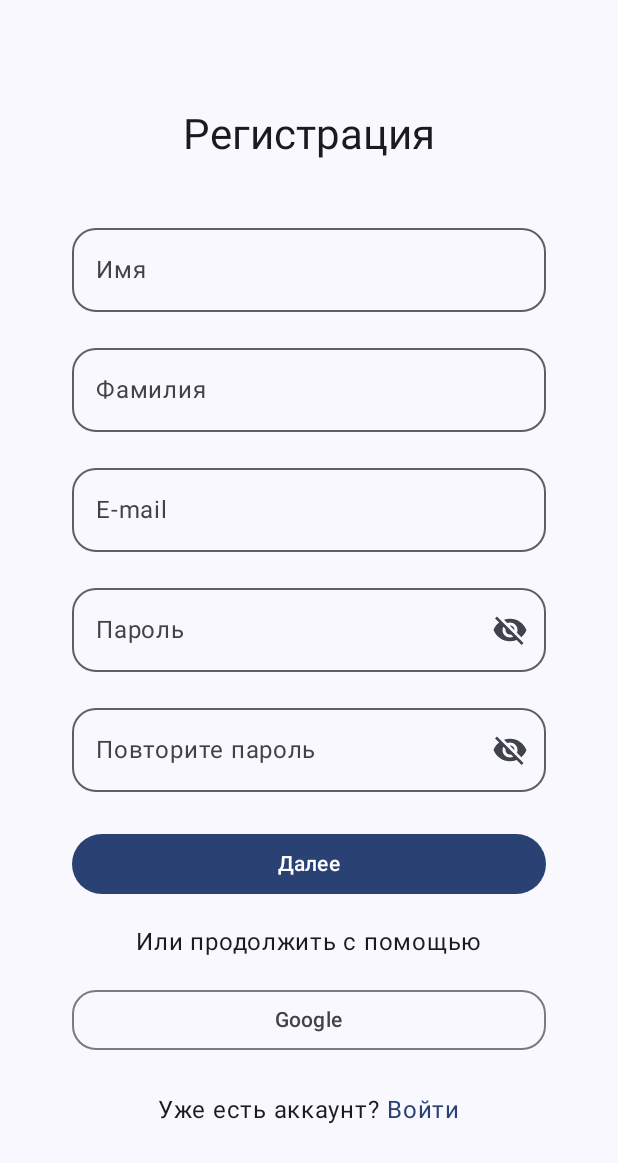
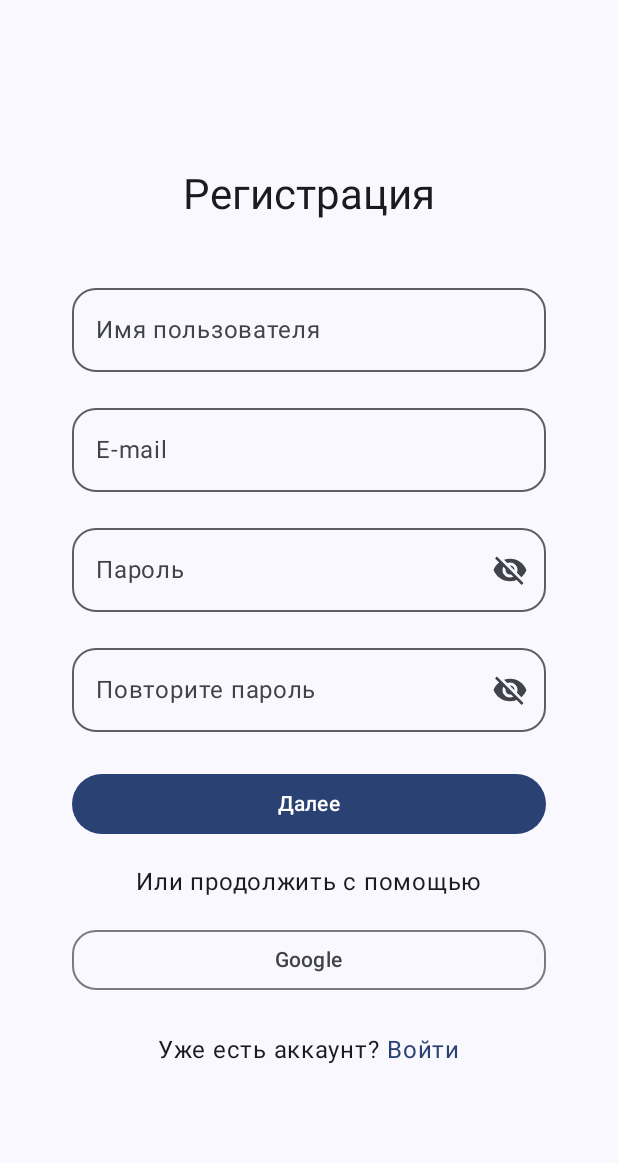
Before and after one commit to XBaTuT3MuHyT/NA_StepTracker, an Android app built with Jetpack Compose: the SignupScreen screen opened through its navigation route, on a phone screen of 412 x 824 dp. Shown: the top 1163 px of the screen. Run offline under Robolectric (Android 15) with nearby library versions, the phone set to English and light mode, and no system bars.

```diff
--- a/app/src/main/java/com/example/na_steptracker/screens/auth/SignupScreen.kt
+++ b/app/src/main/java/com/example/na_steptracker/screens/auth/SignupScreen.kt
@@ -45,7 +45,7 @@ import com.example.na_steptracker.ui.theme.NA_StepTrackerTheme
 @Composable
 fun SignupScreen(navController: NavController) {
     var name by remember { mutableStateOf("") }
-    var surName by remember { mutableStateOf("") }
+//    var surName by remember { mutableStateOf("") }
     var email by remember { mutableStateOf("") }
     var password by remember { mutableStateOf("") }
     var repeatPassword by remember { mutableStateOf("") }
@@ -85,17 +85,17 @@ fun SignupScreen(navController: NavController) {
                 shape = RoundedCornerShape(16.dp),
                 singleLine = true,
             )
-            OutlinedTextField(
-                modifier = Modifier.fillMaxWidth(),
-
-                value = surName,
-                onValueChange = { newSurName ->
-                    surName = newSurName
-                },
-                label = { Text(stringResource(R.string.signup_textfield_surname)) },
-                shape = RoundedCornerShape(16.dp),
-                singleLine = true,
-            )
+//            OutlinedTextField(
+//                modifier = Modifier.fillMaxWidth(),
+//
+//                value = surName,
+//                onValueChange = { newSurName ->
+//                    surName = newSurName
+//                },
+//                label = { Text(stringResource(R.string.signup_textfield_surname)) },
+//                shape = RoundedCornerShape(16.dp),
+//                singleLine = true,
+//            )
             OutlinedTextField(
                 modifier = Modifier.fillMaxWidth(),
 
--- a/app/src/main/res/values/strings.xml
+++ b/app/src/main/res/values/strings.xml
@@ -31,7 +31,7 @@
 
     <!-- Регистрация -->
     <string name="signup_title">Регистрация</string>
-    <string name="signup_textfield_name">Имя</string>
+    <string name="signup_textfield_name">Имя пользователя</string>
     <string name="signup_textfield_surname">Фамилия</string>
     <string name="signup_textfield_repeat_password">Повторите пароль</string>
     <string name="signup_button_signup">Далее</string>
```
